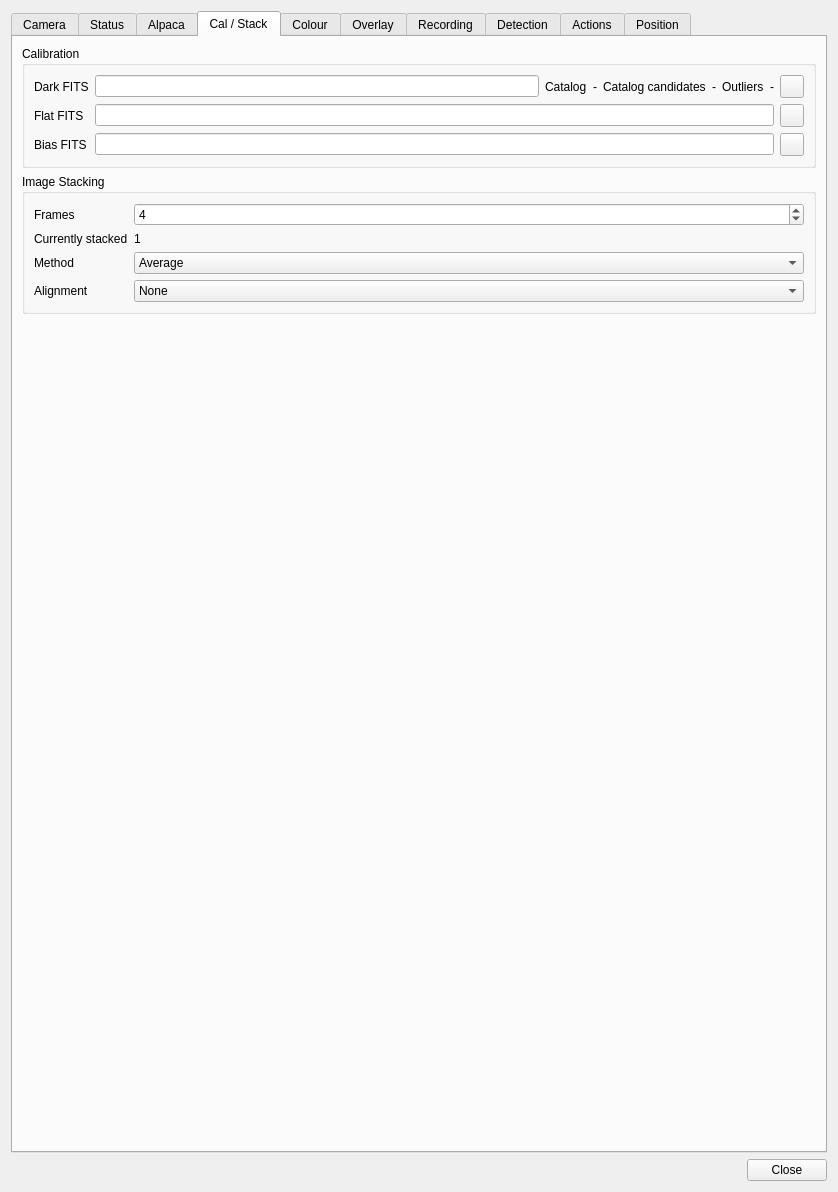
The window that plugins/feature/camera/camerasettingsdialog.ui (srcejon/sdrangel) describes before a commit, drawn with Qt 5.
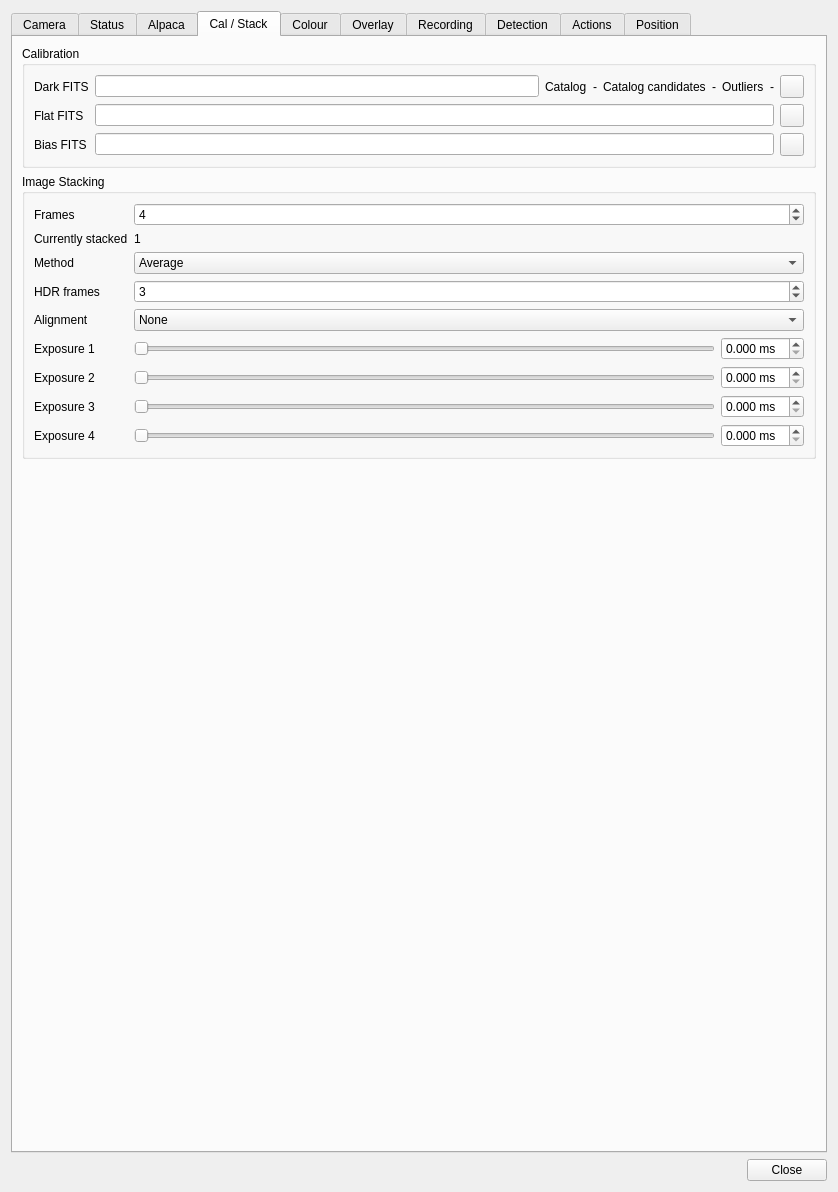
The same window after the commit. The open tabs and pages were chosen to show the change. Icons and pictures are not drawn. Custom widgets are drawn as their Qt base class.

Diff of the .ui file:
```diff
--- a/plugins/feature/camera/camerasettingsdialog.ui
+++ b/plugins/feature/camera/camerasettingsdialog.ui
@@ -1444,6 +1444,31 @@
               <string>Sigma clipped average</string>
              </property>
             </item>
+            <item>
+             <property name="text">
+              <string>HDR</string>
+             </property>
+            </item>
+           </widget>
+          </item>
+          <item row="3" column="0">
+           <widget class="QLabel" name="stackHdrExposureCountLabel">
+            <property name="text">
+             <string>HDR frames</string>
+            </property>
+           </widget>
+          </item>
+          <item row="3" column="1">
+           <widget class="QSpinBox" name="stackHdrExposureCountSpin">
+            <property name="minimum">
+             <number>2</number>
+            </property>
+            <property name="maximum">
+             <number>4</number>
+            </property>
+            <property name="value">
+             <number>3</number>
+            </property>
            </widget>
           </item>
           <item row="4" column="0">
@@ -1475,6 +1500,130 @@
             </item>
            </widget>
           </item>
+          <item row="5" column="0">
+           <widget class="QLabel" name="stackHdrExposure1Label">
+            <property name="text">
+             <string>Exposure 1</string>
+            </property>
+           </widget>
+          </item>
+          <item row="5" column="1">
+           <layout class="QHBoxLayout" name="stackHdrExposure1Layout">
+            <item>
+             <widget class="QSlider" name="stackHdrExposure1Slider">
+              <property name="orientation">
+               <enum>Qt::Orientation::Horizontal</enum>
+              </property>
+              <property name="maximum">
+               <number>1000</number>
+              </property>
+             </widget>
+            </item>
+            <item>
+             <widget class="QDoubleSpinBox" name="stackHdrExposure1Spin">
+              <property name="decimals">
+               <number>3</number>
+              </property>
+              <property name="suffix">
+               <string> ms</string>
+              </property>
+             </widget>
+            </item>
+           </layout>
+          </item>
+          <item row="6" column="0">
+           <widget class="QLabel" name="stackHdrExposure2Label">
+            <property name="text">
+             <string>Exposure 2</string>
+            </property>
+           </widget>
+          </item>
+          <item row="6" column="1">
+           <layout class="QHBoxLayout" name="stackHdrExposure2Layout">
+            <item>
+             <widget class="QSlider" name="stackHdrExposure2Slider">
+              <property name="orientation">
+               <enum>Qt::Orientation::Horizontal</enum>
+              </property>
+              <property name="maximum">
+               <number>1000</number>
+              </property>
+             </widget>
+            </item>
+            <item>
+             <widget class="QDoubleSpinBox" name="stackHdrExposure2Spin">
+              <property name="decimals">
+               <number>3</number>
+              </property>
+              <property name="suffix">
+               <string> ms</string>
+              </property>
+             </widget>
+            </item>
+           </layout>
+          </item>
+          <item row="7" column="0">
+           <widget class="QLabel" name="stackHdrExposure3Label">
+            <property name="text">
+             <string>Exposure 3</string>
+            </property>
+           </widget>
+          </item>
+          <item row="7" column="1">
+           <layout class="QHBoxLayout" name="stackHdrExposure3Layout">
+            <item>
+             <widget class="QSlider" name="stackHdrExposure3Slider">
+              <property name="orientation">
+               <enum>Qt::Orientation::Horizontal</enum>
+              </property>
+              <property name="maximum">
+               <number>1000</number>
+              </property>
+             </widget>
+            </item>
+            <item>
+             <widget class="QDoubleSpinBox" name="stackHdrExposure3Spin">
+              <property name="decimals">
+               <number>3</number>
+              </property>
+              <property name="suffix">
+               <string> ms</string>
+              </property>
+             </widget>
+            </item>
+           </layout>
+          </item>
+          <item row="8" column="0">
+           <widget class="QLabel" name="stackHdrExposure4Label">
+            <property name="text">
+             <string>Exposure 4</string>
+            </property>
+           </widget>
+          </item>
+          <item row="8" column="1">
+           <layout class="QHBoxLayout" name="stackHdrExposure4Layout">
+            <item>
+             <widget class="QSlider" name="stackHdrExposure4Slider">
+              <property name="orientation">
+               <enum>Qt::Orientation::Horizontal</enum>
+              </property>
+              <property name="maximum">
+               <number>1000</number>
+              </property>
+             </widget>
+            </item>
+            <item>
+             <widget class="QDoubleSpinBox" name="stackHdrExposure4Spin">
+              <property name="decimals">
+               <number>3</number>
+              </property>
+              <property name="suffix">
+               <string> ms</string>
+              </property>
+             </widget>
+            </item>
+           </layout>
+          </item>
          </layout>
         </widget>
        </item>
```
